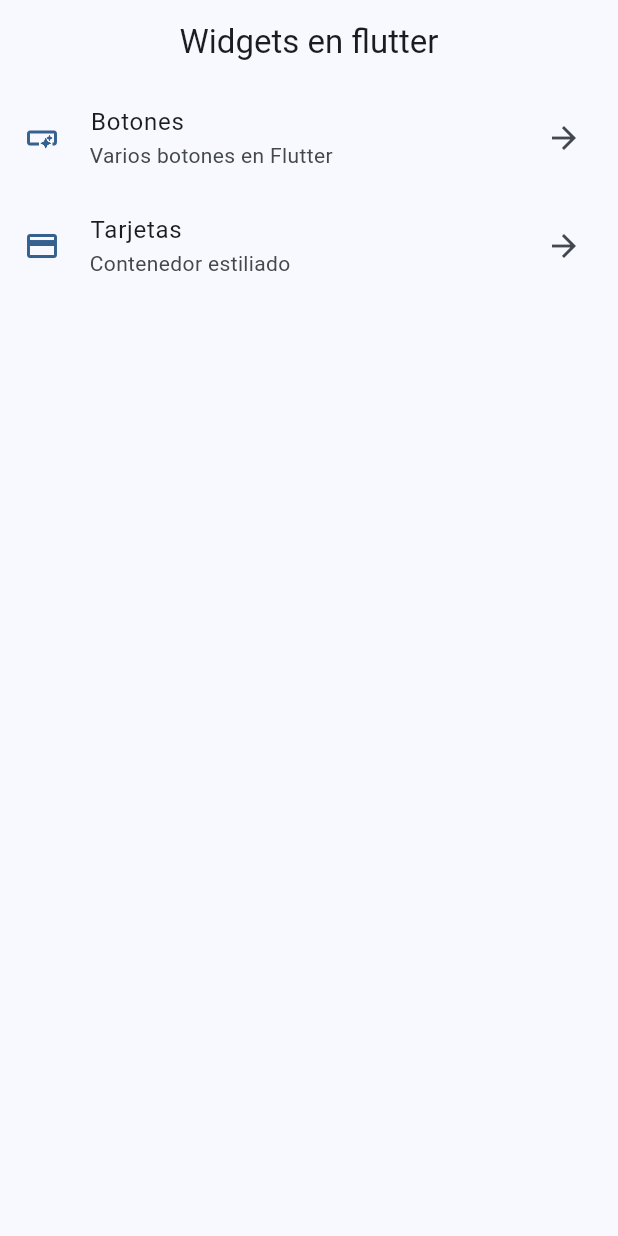
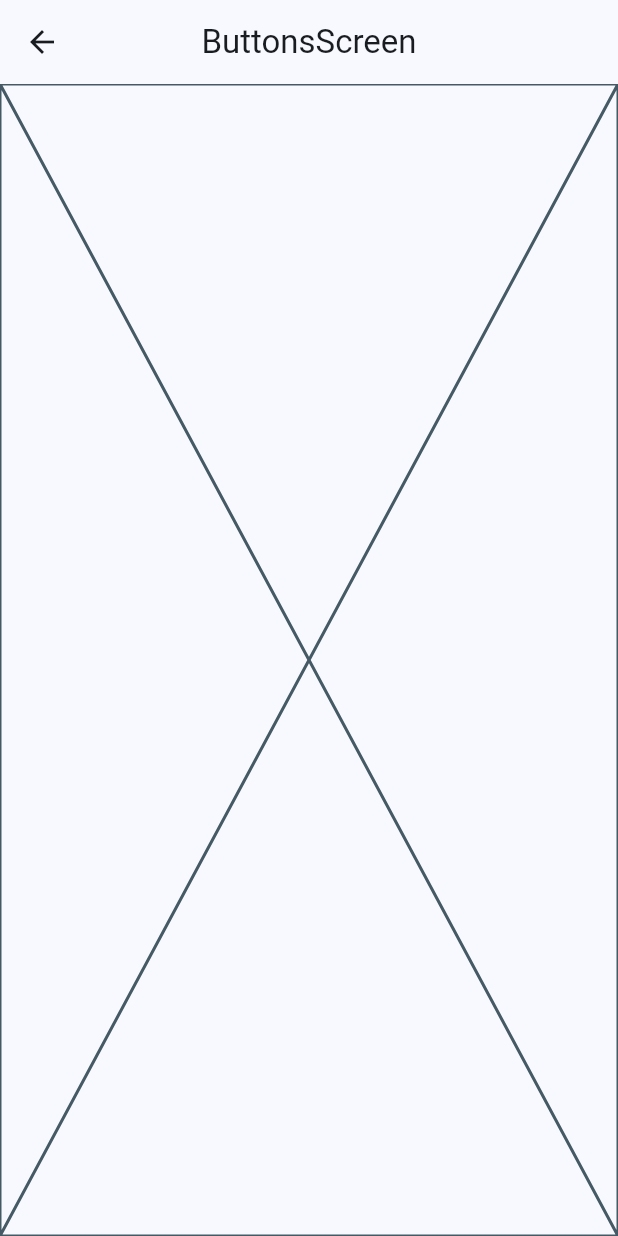
Before and after one commit to EduardoSolFer/widgets_app, a Flutter app: the screen it shows after launch, after a tap on "Botones", on a phone screen of 412 x 824 dp. Run offline on Flutter 3.47's test engine with Material 3 defaults, Android fonts, the phone set to English and light mode, and no system bars.

```diff
--- a/lib/config/menu/menu_items.dart
+++ b/lib/config/menu/menu_items.dart
@@ -25,7 +25,7 @@ const appMenuItems = <MenuItem>[
   MenuItem(
       title: "Tarjetas",
       subTitle: "Contenedor estiliado",
-      link: "/card",
+      link: "/cards",
       icon: Icons.credit_card
   ),
 ];
--- /dev/null
+++ b/lib/presentation/screens/buttons/buttons_screen.dart
@@ -0,0 +1,17 @@
+import 'package:flutter/material.dart';
+
+class ButtonsScreen extends StatelessWidget {
+  const ButtonsScreen({super.key});
+
+  @override
+  Widget build(BuildContext context) {
+    return Center(
+      child: Scaffold(
+        appBar: AppBar(
+          title: const Text("ButtonsScreen"),
+          centerTitle: true,),
+        body: const Placeholder(),
+      ),
+    );
+  }
+}
--- a/lib/presentation/screens/home/home_screen.dart
+++ b/lib/presentation/screens/home/home_screen.dart
@@ -1,5 +1,6 @@
 import 'package:flutter/material.dart';
 import 'package:widgets_app/config/menu/menu_items.dart';
+import 'package:widgets_app/presentation/screens/buttons/buttons_screen.dart';
 
 class HomeScreen extends StatelessWidget {
   const HomeScreen({super.key});
@@ -34,8 +35,13 @@ class _HomeView extends StatelessWidget {
           subtitle: Text(' ${appMenuItems[index].subTitle}'),
           //trailing: Text(" ${appMenuItems[index].link}"),
           trailing: const Icon(Icons.arrow_forward),
-          onTap: (){
-
+          onTap: (
+          ){
+            Navigator.of(context).push(
+              MaterialPageRoute(
+                builder: (context) => const ButtonsScreen(),
+              ),
+            );
           },
 
         );
```
Also changed, not shown: lib/main.dart (+7 -1 lines), lib/presentation/screens/cards/cards_screen.dart (added, +17 -0 lines).
